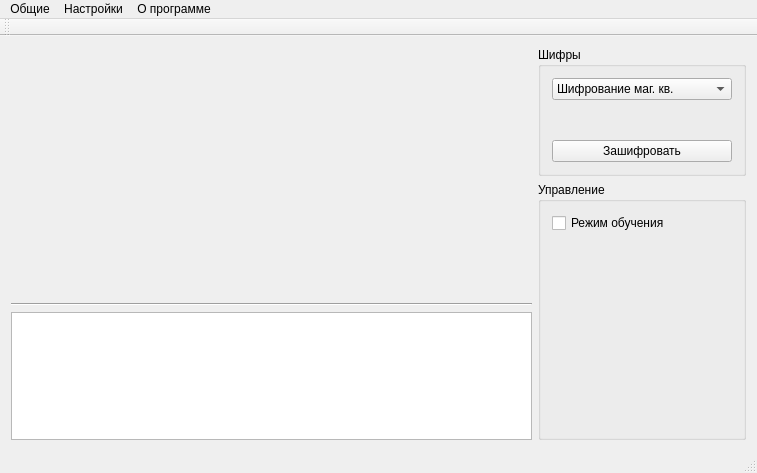
smarttowel/crypto, file mainwindow.ui: the form before one commit.
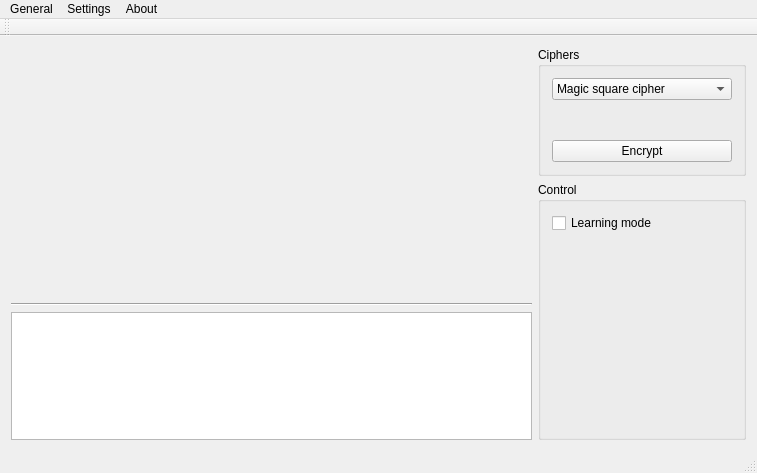
The form after the commit.

Patch:
```diff
--- a/mainwindow.ui
+++ b/mainwindow.ui
@@ -51,7 +51,7 @@
          </size>
         </property>
         <property name="title">
-         <string>Шифры</string>
+         <string>Ciphers</string>
         </property>
         <layout class="QHBoxLayout" name="horizontalLayout_4">
          <item>
@@ -60,7 +60,7 @@
             <widget class="QComboBox" name="ciphiersComboBox">
              <item>
               <property name="text">
-               <string>Шифрование маг. кв.</string>
+               <string>Magic square cipher</string>
               </property>
              </item>
              <item>
@@ -116,7 +116,7 @@
            <item>
             <widget class="QPushButton" name="encryptPushButton">
              <property name="text">
-              <string>Зашифровать</string>
+              <string>Encrypt</string>
              </property>
             </widget>
            </item>
@@ -128,7 +128,7 @@
       <item>
        <widget class="QGroupBox" name="groupBox_2">
         <property name="title">
-         <string>Управление</string>
+         <string>Control</string>
         </property>
         <layout class="QVBoxLayout" name="verticalLayout_4">
          <item>
@@ -136,7 +136,7 @@
            <item>
             <widget class="QCheckBox" name="trainingModeCheckBox">
              <property name="text">
-              <string>Режим обучения</string>
+              <string>Learning mode</string>
              </property>
             </widget>
            </item>
@@ -168,12 +168,12 @@
      <x>0</x>
      <y>0</y>
      <width>757</width>
-     <height>20</height>
+     <height>22</height>
     </rect>
    </property>
    <widget class="QMenu" name="generalMenu">
     <property name="title">
-     <string>Общие</string>
+     <string>General</string>
     </property>
     <addaction name="action_saveToFile"/>
     <addaction name="separator"/>
@@ -181,13 +181,13 @@
    </widget>
    <widget class="QMenu" name="settingsMenu">
     <property name="title">
-     <string>Настройки</string>
+     <string>Settings</string>
     </property>
     <addaction name="action_settings"/>
    </widget>
    <widget class="QMenu" name="aboutMenu">
     <property name="title">
-     <string>О программе</string>
+     <string>About</string>
     </property>
     <addaction name="action_aboutQt"/>
     <addaction name="action_aboutProgram"/>
```
Left out of the diff: 29 changed lines with no effect on the pictures.
